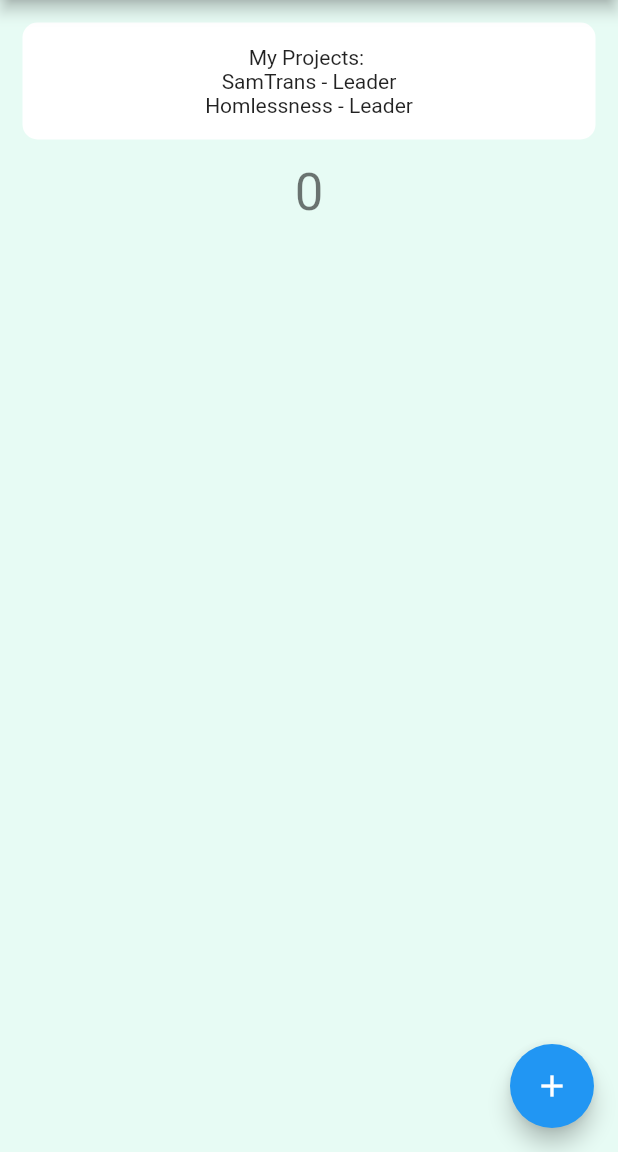
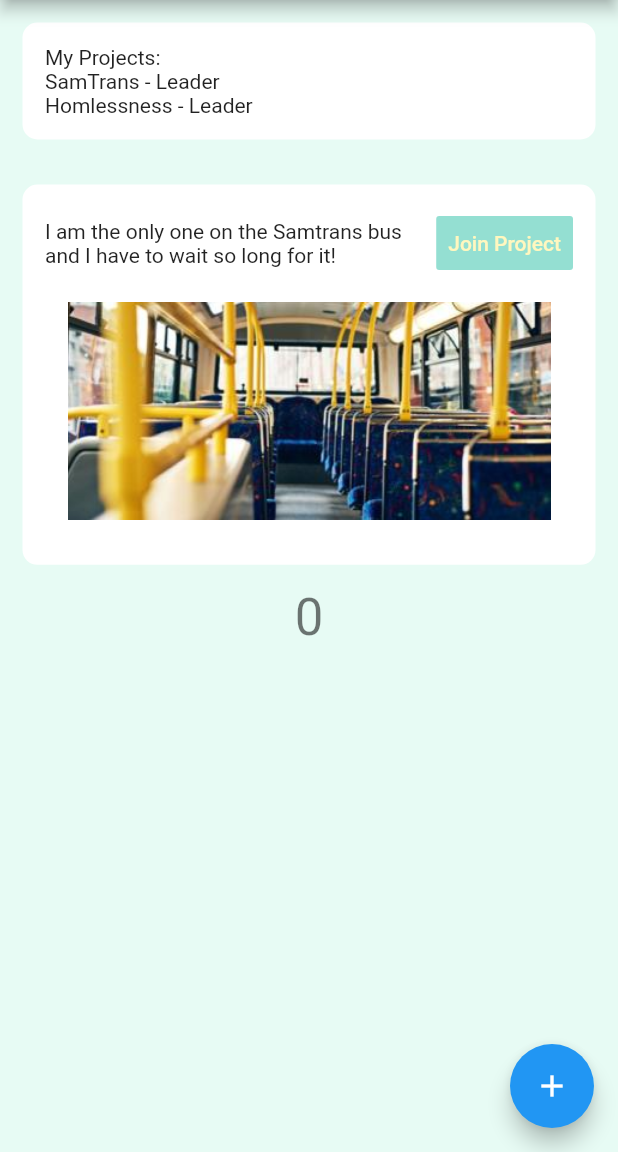
Before and after one commit to jchou03/PictureIt, a Flutter app: the screen it shows after launch, on a phone screen of 412 x 824 dp, the part 84-1236 px from its top. Run offline on Flutter 3.47's test engine with Material 2 defaults, Android fonts, the phone set to English and light mode, and no system bars.

Commit message:
working on setting up the feed

```diff
--- a/pictureit/lib/main.dart
+++ b/pictureit/lib/main.dart
@@ -82,6 +82,27 @@ class _MyHomePageState extends State<MyHomePage> {
         child: Column(
           // an array of widgets for
           children: <Widget>[
+            // container for displaying the current projects that the user is engaged in
+            Container(
+              // set the width to fill the width of the screen
+              width: MediaQuery.of(context).size.width,
+              padding: EdgeInsets.all(globalPadding),
+              margin: EdgeInsets.all(globalMargin),
+              decoration: BoxDecoration(
+                  borderRadius: BorderRadius.circular(borderRadius),
+                  color: Colors.white),
+              // the column containing the content
+              child: Column(
+                mainAxisAlignment: MainAxisAlignment.spaceEvenly,
+                crossAxisAlignment: CrossAxisAlignment.start,
+                children: <Widget>[
+                  Text('My Projects: '),
+                  Text('SamTrans - Leader'),
+                  Text('Homlessness - Leader'),
+                ],
+              ),
+            ),
+            // content for the posts
             Container(
               width: MediaQuery.of(context).size.width,
               padding: EdgeInsets.all(globalPadding),
@@ -89,12 +110,38 @@ class _MyHomePageState extends State<MyHomePage> {
               decoration: BoxDecoration(
                   borderRadius: BorderRadius.circular(borderRadius),
                   color: Colors.white),
+              // the column containing the content
               child: Column(
                 mainAxisAlignment: MainAxisAlignment.spaceEvenly,
+                crossAxisAlignment: CrossAxisAlignment.start,
                 children: <Widget>[
-                  Text('My Projects: '),
-                  Text('SamTrans - Leader'),
-                  Text('Homlessness - Leader'),
+                  Row(
+                    children: <Widget>[
+                      // the expanded class makes it so the text doesn't run off of the screen
+                      Expanded(
+                          child: Text(
+                              'I am the only one on the Samtrans bus and I have to wait so long for it!')),
+                      // button for joining the project
+                      FlatButton(
+                        color: boxColor,
+                        textColor: arrowColor,
+                        disabledColor: Colors.grey,
+                        disabledTextColor: Colors.black,
+                        padding: EdgeInsets.all(8.0),
+                        splashColor: Colors.blueAccent,
+                        onPressed: () {},
+                        child: Text('Join Project'),
+                      ),
+                    ],
+                  ),
+                  // add a margin to the image so it doesn't go right up to the text
+                  Container(
+                    margin: EdgeInsets.all(globalMargin),
+                    child: Image.asset(
+                      'assets/images/busImg.png',
+                      width: MediaQuery.of(context).size.width,
+                    ),
+                  )
                 ],
               ),
             ),
--- a/pictureit/pubspec.yaml
+++ b/pictureit/pubspec.yaml
@@ -45,9 +45,9 @@ flutter:
   uses-material-design: true
 
   # To add assets to your application, add an assets section, like this:
-  # assets:
-  #   - images/a_dot_burr.jpeg
-  #   - images/a_dot_ham.jpeg
+  assets:
+    - assets/images/busImg.png
+
 
   # An image asset can refer to one or more resolution-specific "variants", see
   # https://flutter.dev/assets-and-images/#resolution-aware.
```
Also changed, not shown: pictureit/assets/images/busImg.png (added).
